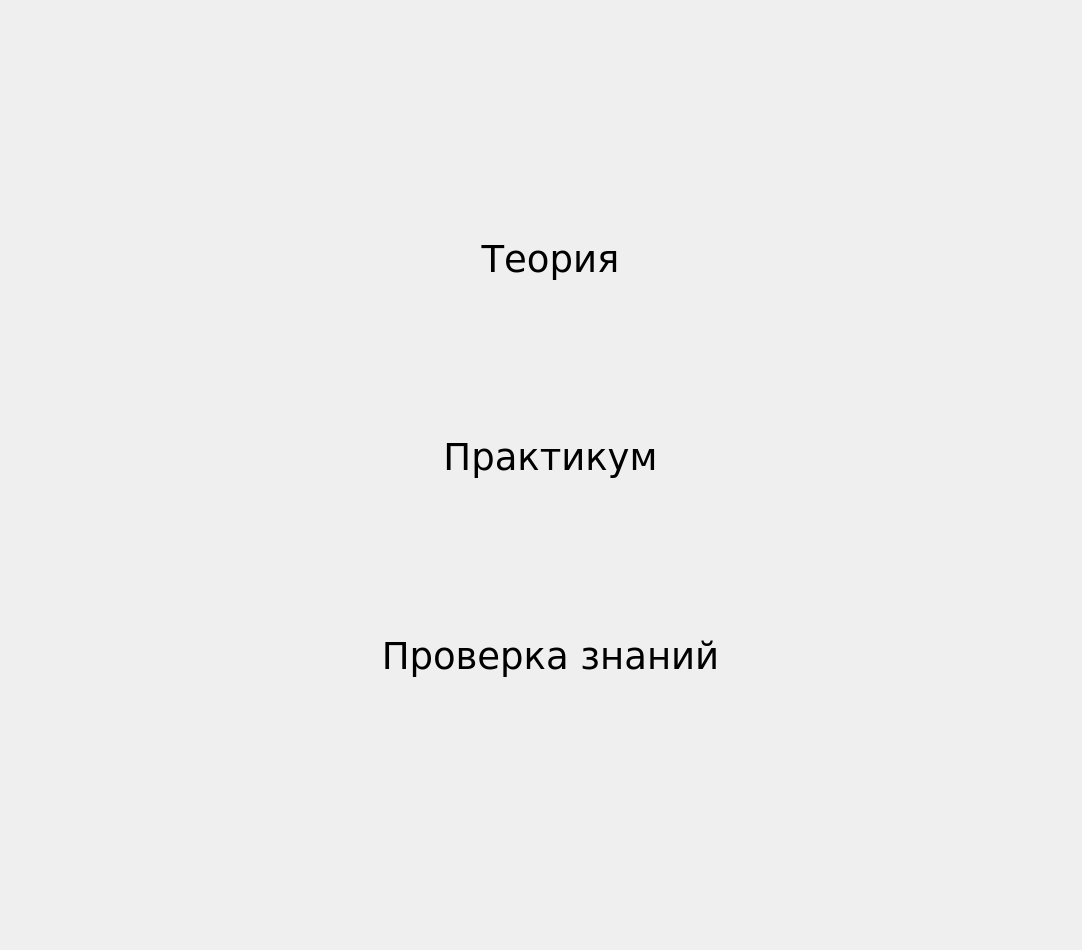
First picture: the form in Triod/mainwindow.ui, repository Azamature1719/Training-program-Triod, before the edit.
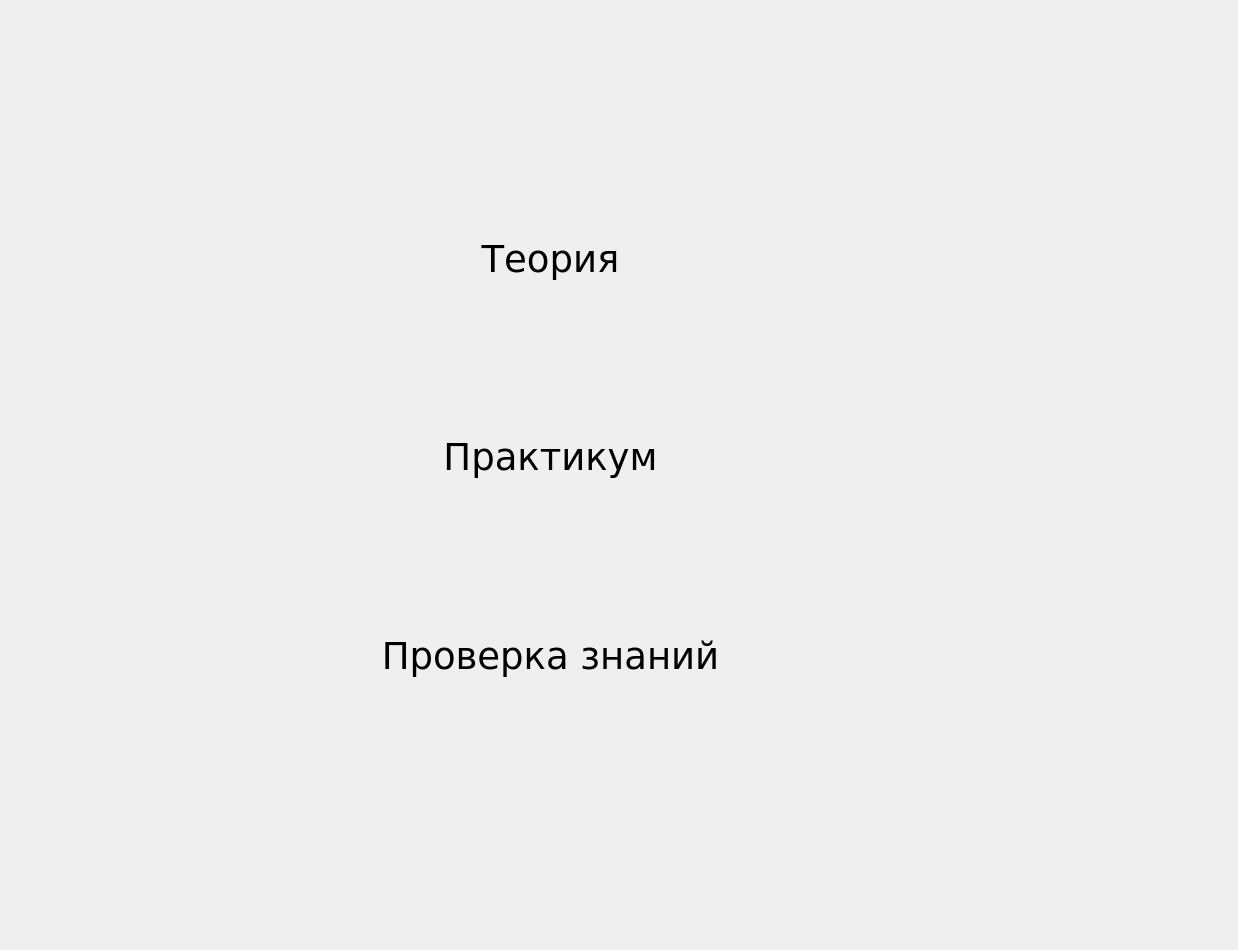
Second picture: the form after the edit. Custom widgets are drawn as their Qt base class.

Diff of the .ui file:
```diff
--- a/Triod/mainwindow.ui
+++ b/Triod/mainwindow.ui
@@ -6,7 +6,7 @@
    <rect>
     <x>0</x>
     <y>0</y>
-    <width>1082</width>
+    <width>1238</width>
     <height>950</height>
    </rect>
   </property>
@@ -19,7 +19,7 @@
      <rect>
       <x>0</x>
       <y>0</y>
-      <width>1082</width>
+      <width>1241</width>
       <height>951</height>
      </rect>
     </property>
```
